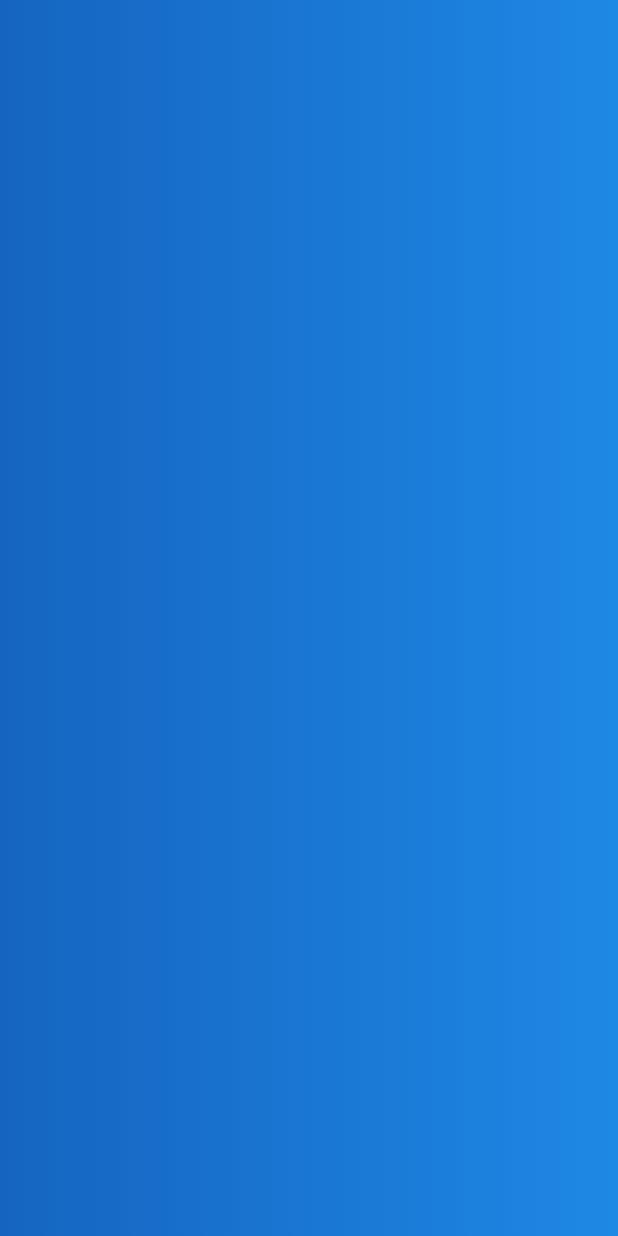
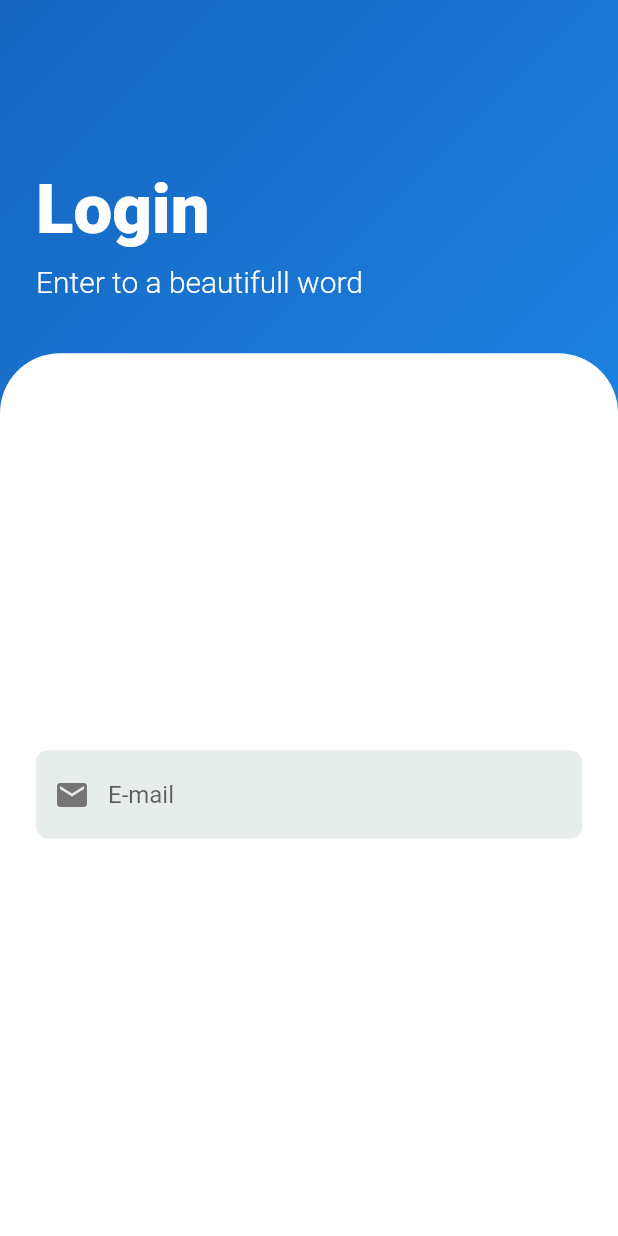
Before and after one commit to galegoz/login_page, a Flutter app: the screen it shows after launch, on a phone screen of 412 x 824 dp. Run offline on Flutter 3.47's test engine with Material 2 defaults, Android fonts, the phone set to English and light mode, and no system bars.

Commit message:
Configurações layout e teclado

```diff
--- a/lib/main.dart
+++ b/lib/main.dart
@@ -30,10 +30,87 @@ class _LocationAppState extends State<LocationApp> {
           maxWidth: MediaQuery.of(context).size.width,
         ),
         decoration: BoxDecoration(
-            gradient: LinearGradient(colors: [
-          Colors.blue[800],
-          Colors.blue[600],
-        ])),
+            gradient: LinearGradient(
+          colors: [
+            Colors.blue[800],
+            Colors.blue[600],
+          ],
+          begin: Alignment.topLeft,
+          end: Alignment.centerRight,
+        )),
+        child: Column(
+          mainAxisAlignment: MainAxisAlignment.start,
+          crossAxisAlignment: CrossAxisAlignment.start,
+          children: [
+            Expanded(
+              flex: 2,
+              child: Padding(
+                padding: const EdgeInsets.symmetric(
+                    vertical: 36.0, horizontal: 24.0),
+                child: Column(
+                  mainAxisAlignment: MainAxisAlignment.end,
+                  crossAxisAlignment: CrossAxisAlignment.start,
+                  children: [
+                    Text(
+                      "Login",
+                      style: TextStyle(
+                          color: Colors.white,
+                          fontSize: 46.0,
+                          fontWeight: FontWeight.w800),
+                    ),
+                    SizedBox(
+                      height: 10.0,
+                    ),
+                    Text(
+                      "Enter to a beautifull word ",
+                      style: TextStyle(
+                          color: Colors.white,
+                          fontSize: 20.0,
+                          fontWeight: FontWeight.w300),
+                    )
+                  ],
+                ),
+              ),
+            ),
+            Expanded(
+              flex: 5,
+              child: Container(
+                width: double.infinity,
+                decoration: BoxDecoration(
+                    color: Colors.white,
+                    borderRadius: BorderRadius.only(
+                      topLeft: Radius.circular(40),
+                      topRight: Radius.circular(40),
+                    )),
+                child: Padding(
+                  padding: const EdgeInsets.all(24.0),
+                  child: Column(
+                    mainAxisAlignment: MainAxisAlignment.center,
+                    crossAxisAlignment: CrossAxisAlignment.center,
+                    children: [
+                      TextField(
+                        keyboardType: TextInputType.emailAddress,
+                        decoration: InputDecoration(
+                          border: OutlineInputBorder(
+                            borderRadius: BorderRadius.circular(8.0),
+                            borderSide: BorderSide.none,
+                          ),
+                          filled: true,
+                          fillColor: Color(0xFFe7edeb),
+                          hintText: "E-mail",
+                          prefixIcon: Icon(
+                            Icons.email,
+                            color: Colors.grey[600],
+                          ),
+                        ),
+                      ),
+                    ],
+                  ),
+                ),
+              ),
+            )
+          ],
+        ),
       ),
     ));
   }
```
